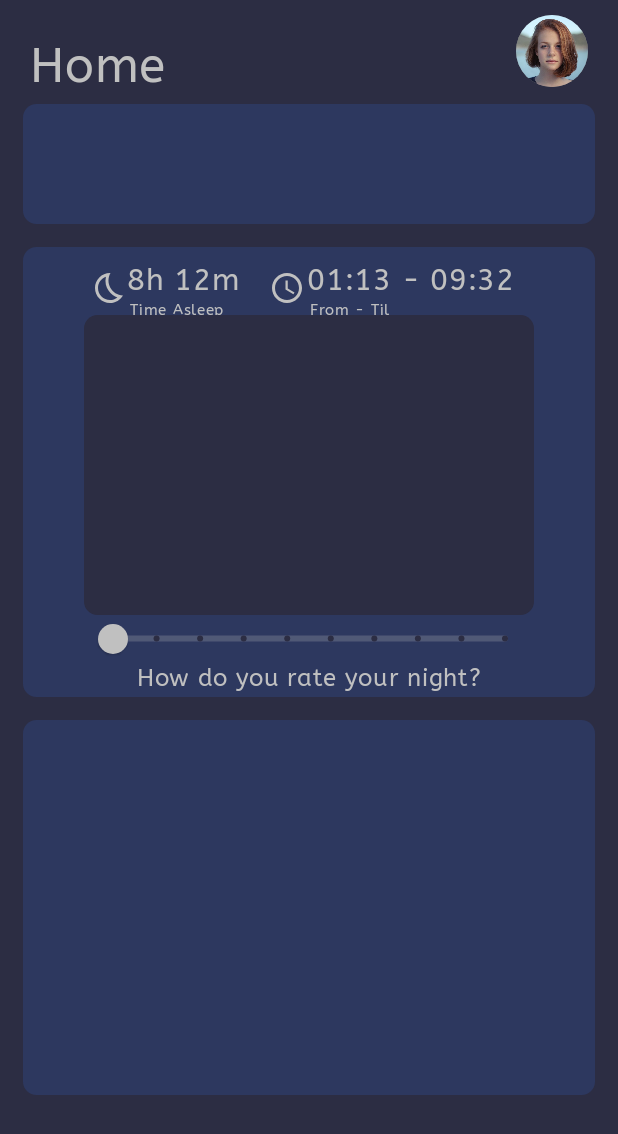
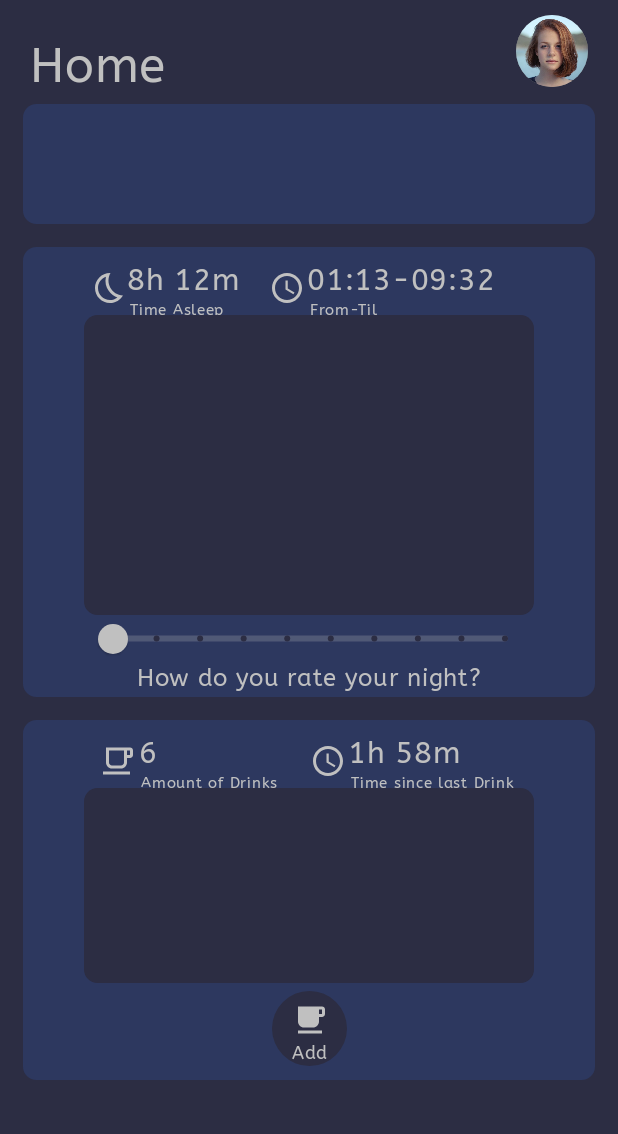
Before and after one commit to Josian2004/SleepDeprived, an Android app built with Jetpack Compose: the screen it shows after launch (MainActivity), on a phone screen of 412 x 824 dp. Shown: the top 1134 px of the screen. Run offline under Robolectric (Android 15) with nearby library versions, the phone set to English and light mode, and no system bars.

Commit message:
Added Caffeine data module

```diff
--- a/app/src/main/java/fhict/sm/sleepdeprived/MainActivity.kt
+++ b/app/src/main/java/fhict/sm/sleepdeprived/MainActivity.kt
@@ -2,9 +2,10 @@ package fhict.sm.sleepdeprived
 
 import android.media.Image
 import android.os.Bundle
+import android.widget.ScrollView
 import androidx.activity.ComponentActivity
 import androidx.activity.compose.setContent
-import androidx.compose.foundation.background
+import androidx.compose.foundation.*
 import androidx.compose.foundation.layout.*
 import androidx.compose.foundation.shape.CircleShape
 import androidx.compose.foundation.shape.RoundedCornerShape
@@ -12,14 +13,14 @@ import androidx.compose.ui.Alignment
 import androidx.compose.ui.Modifier
 import androidx.compose.ui.draw.clip
 import androidx.compose.ui.graphics.Color
-import androidx.compose.foundation.Image
-import androidx.compose.foundation.border
 import androidx.compose.material.*
 import androidx.compose.material.icons.Icons
 import androidx.compose.material.icons.filled.Bedtime
 import androidx.compose.material.icons.filled.Email
+import androidx.compose.material.icons.filled.LocalCafe
 import androidx.compose.material.icons.filled.Schedule
 import androidx.compose.material.icons.outlined.Bedtime
+import androidx.compose.material.icons.outlined.LocalCafe
 import androidx.compose.runtime.*
 import androidx.compose.ui.graphics.Shape
 import androidx.compose.ui.res.painterResource
@@ -50,6 +51,7 @@ class MainActivity : ComponentActivity() {
             modifier = Modifier
                 .fillMaxSize()
                 .background(MaterialTheme.colors.background)
+                .verticalScroll(enabled = true, state = rememberScrollState())
         ) {
             Header()
             History()
@@ -103,19 +105,15 @@ class MainActivity : ComponentActivity() {
 
     @Composable
     fun Data() {
-        Row(
+        Column(
             modifier = Modifier
                 .fillMaxWidth()
                 .padding(start = 15.dp, end = 15.dp, top = 15.dp)
                 .clip(RoundedCornerShape(9.dp))
                 .background(MaterialTheme.colors.primary)
-                .height(300.dp)
+                .height(300.dp),
+            horizontalAlignment = Alignment.CenterHorizontally
 
-        ) {
-            Column(
-                modifier = Modifier
-                    .fillMaxSize(),
-                horizontalAlignment = Alignment.CenterHorizontally
         ) {
             Row(modifier = Modifier
                 .fillMaxWidth()
@@ -136,8 +134,8 @@ class MainActivity : ComponentActivity() {
                     .height(35.dp)
                     ) {
                     Icon(Icons.Filled.Schedule, contentDescription = null, tint = MaterialTheme.colors.onPrimary, modifier = Modifier.offset(x = (-2).dp, y = 5.dp))
-                        Text(text = "01:13 - 09:32", fontSize = 20.sp, color = MaterialTheme.colors.onPrimary, modifier = Modifier.offset(x = 23.dp, y = 0.dp))
-                        Text(text = "From - Til", fontSize = 10.sp, color = MaterialTheme.colors.onPrimary, modifier = Modifier.offset(x = 25.dp, y = 20.dp))
+                    Text(text = "01:13-09:32", fontSize = 20.sp, color = MaterialTheme.colors.onPrimary, modifier = Modifier.offset(x = 23.dp, y = 0.dp))
+                    Text(text = "From-Til", fontSize = 10.sp, color = MaterialTheme.colors.onPrimary, modifier = Modifier.offset(x = 25.dp, y = 20.dp))
                 }
             }
             Box(modifier = Modifier
@@ -177,22 +175,71 @@ class MainActivity : ComponentActivity() {
                 )
             }
         }
-
-        }
     }
 
     @Composable
     fun Caffeine() {
-        Row(
+        Column(
             modifier = Modifier
                 .fillMaxWidth()
                 .padding(start = 15.dp, end = 15.dp, top = 15.dp)
                 .clip(RoundedCornerShape(9.dp))
                 .background(MaterialTheme.colors.primary)
-                .height(250.dp)
+                .height(240.dp),
+            horizontalAlignment = Alignment.CenterHorizontally
+
+        ) {
+            Row(modifier = Modifier
+                .fillMaxWidth()
+                .padding(top = 10.dp),
+                horizontalArrangement = Arrangement.Center
+            ) {
+                Box(modifier = Modifier
+                    .height(35.dp)
+                    .width(122.dp)
+                ) {
+                    Icon(Icons.Outlined.LocalCafe, contentDescription = null, tint = MaterialTheme.colors.onPrimary, modifier = Modifier.offset(x = 0.dp, y = 5.dp))
+                    Text(text = "6", fontSize = 20.sp ,color = MaterialTheme.colors.onPrimary, modifier = Modifier.offset(x = 26.dp, y = 0.dp))
+                    Text(text = "Amount of Drinks", fontSize = 10.sp, color = MaterialTheme.colors.onPrimary, modifier = Modifier.offset(x = 27.dp, y = 20.dp))
+                }
+                Spacer(Modifier.width(20.dp).height(5.dp))
+                Box(modifier = Modifier
+                    .width(137.dp)
+                    .height(35.dp)
+
+                ) {
+                    Icon(Icons.Filled.Schedule, contentDescription = null, tint = MaterialTheme.colors.onPrimary, modifier = Modifier.offset(x = (-2).dp, y = 5.dp))
+                    Text(text = "1h 58m", fontSize = 20.sp, color = MaterialTheme.colors.onPrimary, modifier = Modifier.offset(x = 23.dp, y = 0.dp))
+                    Text(text = "Time since last Drink", fontSize = 10.sp, color = MaterialTheme.colors.onPrimary, modifier = Modifier.offset(x = 25.dp, y = 20.dp))
+                }
+            }
+
+            Box(modifier = Modifier
+                .width(300.dp)
+                .padding(top = 0.dp)
+                .clip(RoundedCornerShape(9.dp))
+                .background(MaterialTheme.colors.background)
+                .height(130.dp)
 
             ) {
 
             }
+            Box(
+                modifier = Modifier
+                    .padding(top = 5.dp)
+                    .size(50.dp)
+                    .clip(CircleShape)
+                    .background(MaterialTheme.colors.background)
+
+            ) {
+                Box() {
+                    Icon(Icons.Filled.LocalCafe, contentDescription = null, tint = MaterialTheme.colors.onPrimary, modifier = Modifier.offset(x = 13.dp, y = 7.dp))
+                    Text(text = "Add", fontSize = 12.sp, color = MaterialTheme.colors.onPrimary, modifier = Modifier.offset(x = 13.dp, y = 29.dp))
                 }
             }
+
+        }
+    }
+}
+
+//.border(width = 1.dp, Color.Red)
--- a/app/src/main/java/fhict/sm/sleepdeprived/ui/theme/Theme.kt
+++ b/app/src/main/java/fhict/sm/sleepdeprived/ui/theme/Theme.kt
@@ -8,7 +8,7 @@ import androidx.compose.runtime.Composable
 import androidx.compose.ui.graphics.Color
 
 private val DarkColorPalette = darkColors(
-    primary = Purple200,
+    primary = DarkBlue,
     primaryVariant = Purple700,
     secondary = Teal200
 )
--- a/app/src/main/res/values/colors.xml
+++ b/app/src/main/res/values/colors.xml
@@ -7,4 +7,5 @@
     <color name="teal_700">#FF018786</color>
     <color name="black">#FF000000</color>
     <color name="white">#FFFFFFFF</color>
+    <color name="dark_blue">#FF2C2D43</color>
 </resources>
--- a/app/src/main/res/values/themes.xml
+++ b/app/src/main/res/values/themes.xml
@@ -2,6 +2,6 @@
 <resources>
 
     <style name="Theme.SleepDeprived" parent="android:Theme.Material.Light.NoActionBar">
-        <item name="android:statusBarColor">@color/purple_700</item>
+        <item name="android:statusBarColor">@color/dark_blue</item>
     </style>
 </resources>
```
Lines whose indentation alone changed are shown as unchanged.
